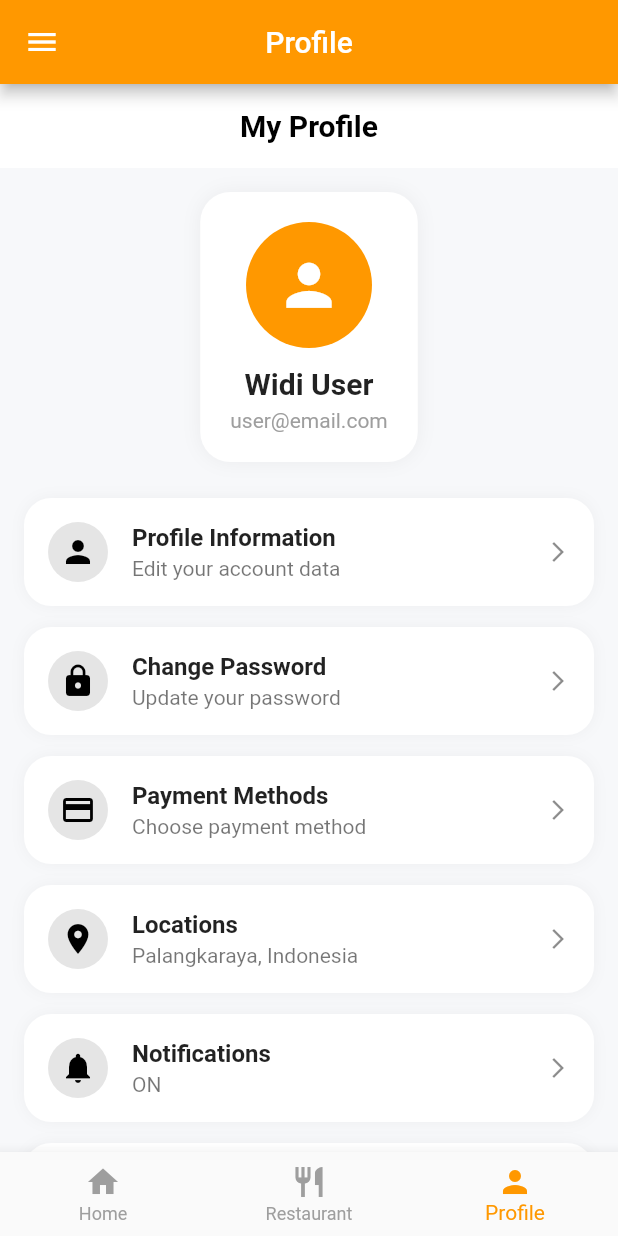
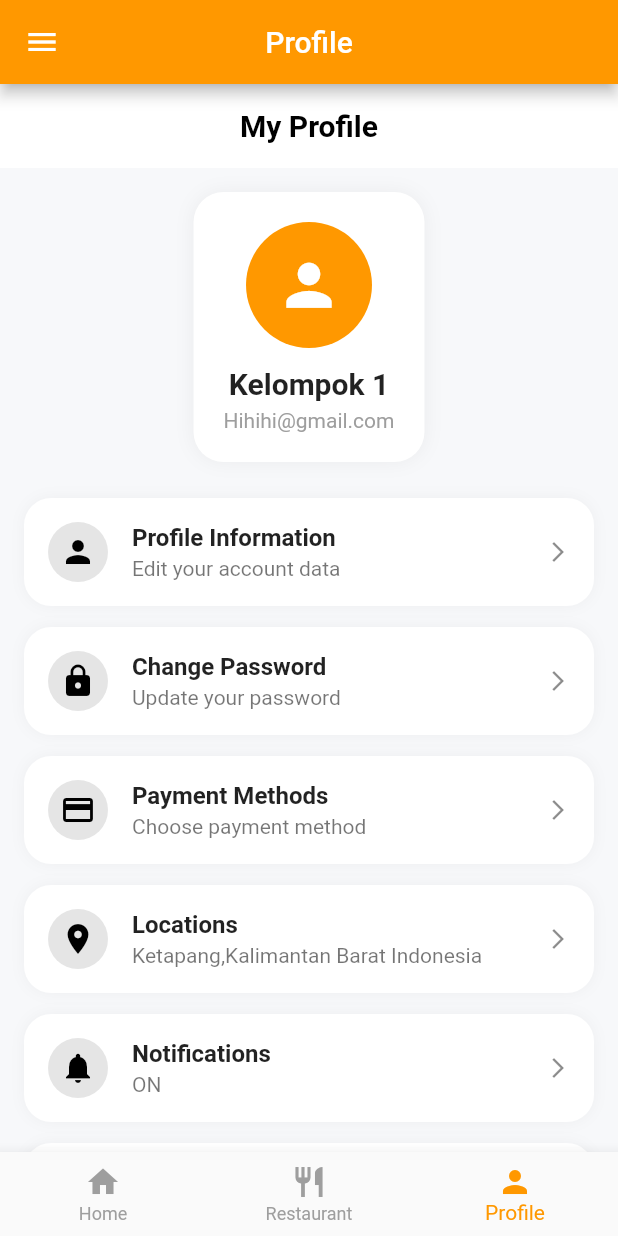
Before and after one commit to Riki-prayuda/tugas_ppb_minggu_9, a Flutter app: the screen it shows after launch, item 3 of the bottom bar chosen, on a phone screen of 412 x 824 dp. Run offline on Flutter 3.47's test engine with Material 3 defaults, Android fonts, the phone set to English and light mode, and no system bars; our stand-ins replace flutter_svg, geocoding, geolocator, image_picker, shared_preferences; network calls fail.

Commit message:
Update profile_detail_page.dart

```diff
--- a/lib/screens/main_menu/profile_detail_page.dart
+++ b/lib/screens/main_menu/profile_detail_page.dart
@@ -17,9 +17,9 @@ class _ProfileScreenState extends State<ProfileScreen> {
   // DATA USER
   // ===============================
   String? profileImagePath;
-  String userName = "Widi User";
-  String userEmail = "user@email.com";
-  String userAddress = "Palangkaraya, Indonesia";
+  String userName = "Kelompok 1";
+  String userEmail = "Hihihi@gmail.com";
+  String userAddress = "Ketapang,Kalimantan Barat Indonesia";
 
   bool notificationEnabled = true;
 
@@ -37,11 +37,13 @@ class _ProfileScreenState extends State<ProfileScreen> {
     final prefs = await SharedPreferences.getInstance();
 
     setState(() {
-      userName = prefs.getString("userName") ?? "Widi User";
+      userName = prefs.getString("userName") ?? "Kelompok 1";
 
-      userEmail = prefs.getString("userEmail") ?? "user@email.com";
+      userEmail = prefs.getString("userEmail") ?? "Hihihi@gmail.com";
 
-      userAddress = prefs.getString("userAddress") ?? "Palangkaraya, Indonesia";
+      userAddress =
+          prefs.getString("userAddress") ??
+          "Ketapang,Kalimantan Barat Indonesia";
 
       notificationEnabled = prefs.getBool("notif") ?? true;
 
@@ -333,6 +335,7 @@ class _ProfileScreenState extends State<ProfileScreen> {
     );
   }
 
+  //intan
   void paymentMethodDialog() {
     List<String> bankList = ["BCA", "BRI", "BNI", "Mandiri"];
 
@@ -524,7 +527,7 @@ class _ProfileScreenState extends State<ProfileScreen> {
 
               Placemark place = placemarks.first;
 
-              // 🔥 FULL ADDRESS + REGION
+              // FULL ADDRESS + REGION
               String fullAddress = [
                 place.street,
                 place.subLocality,
@@ -611,7 +614,7 @@ class _ProfileScreenState extends State<ProfileScreen> {
                     userAddress = loc.text;
                   });
 
-                  saveData(); // 🔥 SIMPAN
+                  saveData(); // SIMPAN
 
                   Navigator.pop(context);
 
@@ -705,6 +708,7 @@ class _ProfileScreenState extends State<ProfileScreen> {
     );
   }
 
+  //nazla
   void logout() {
     showDialog(
       context: context,
@@ -731,7 +735,7 @@ class _ProfileScreenState extends State<ProfileScreen> {
     );
   }
 
-    void showSnack(String message) {
+  void showSnack(String message) {
     ScaffoldMessenger.of(
       context,
     ).showSnackBar(SnackBar(content: Text(message)));
```
